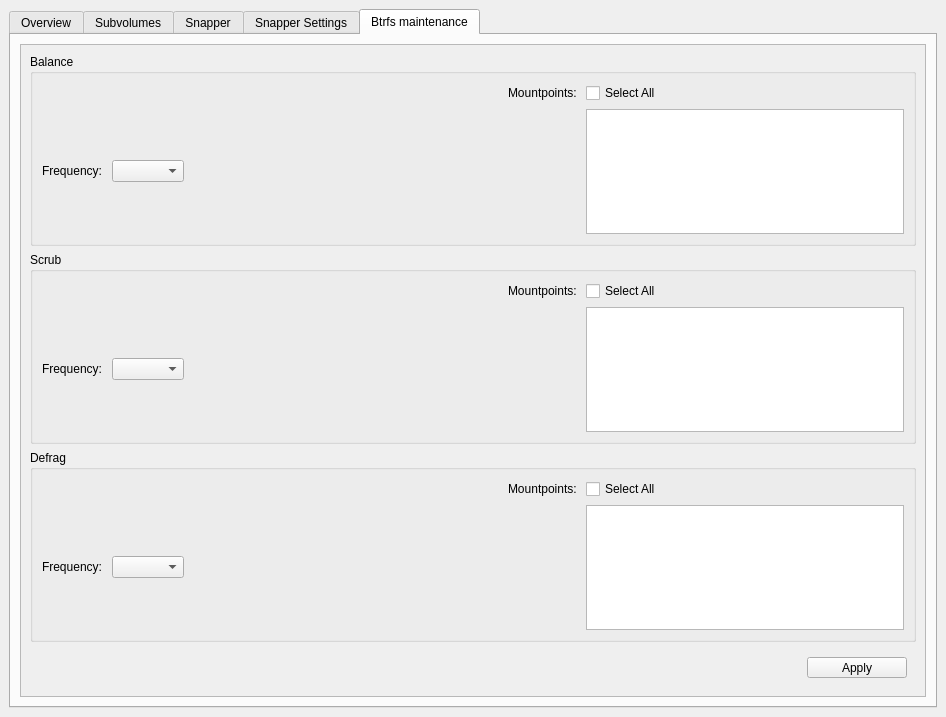
First picture: the form in src/ui/MainWindow.ui, repository bkmo/btrfs-assistant-bkmo, before the edit.
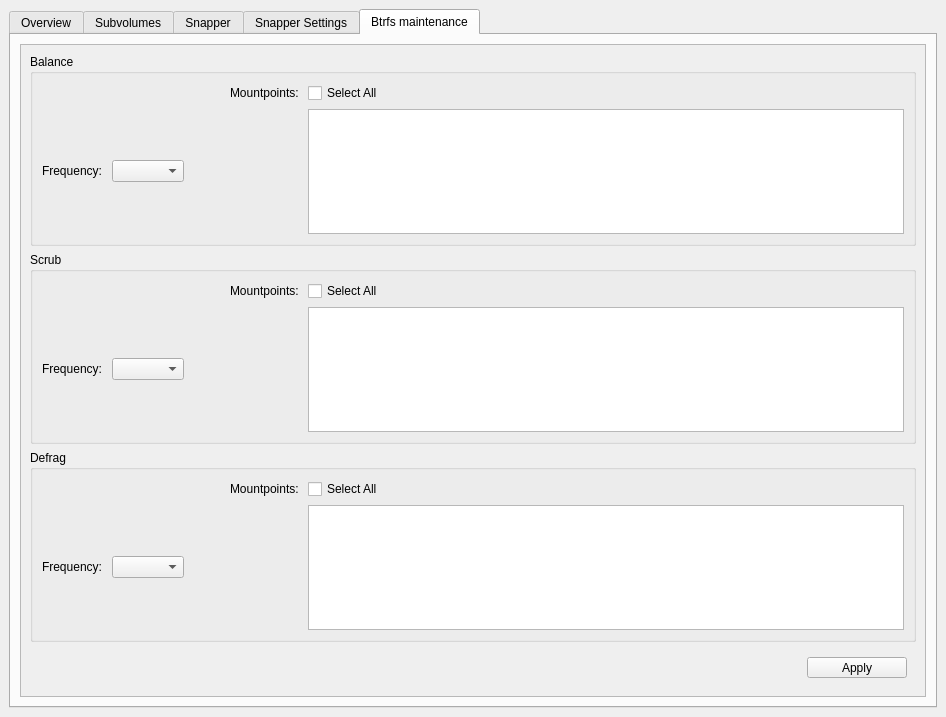
Second picture: the form after the edit. The open tabs and pages were chosen to show the change. Icons and pictures are not drawn. Custom widgets are drawn as their Qt base class.

Commit message: Small formatting change to give more space to mountpoints

```diff
--- a/src/ui/MainWindow.ui
+++ b/src/ui/MainWindow.ui
@@ -1364,6 +1364,9 @@
                  <property name="orientation">
                   <enum>Qt::Horizontal</enum>
                  </property>
+                 <property name="sizeType">
+                  <enum>QSizePolicy::Preferred</enum>
+                 </property>
                  <property name="sizeHint" stdset="0">
                   <size>
                    <width>40</width>
@@ -1438,6 +1441,9 @@
                  <property name="orientation">
                   <enum>Qt::Horizontal</enum>
                  </property>
+                 <property name="sizeType">
+                  <enum>QSizePolicy::Preferred</enum>
+                 </property>
                  <property name="sizeHint" stdset="0">
                   <size>
                    <width>40</width>
@@ -1522,6 +1528,9 @@
                  <property name="orientation">
                   <enum>Qt::Horizontal</enum>
                  </property>
+                 <property name="sizeType">
+                  <enum>QSizePolicy::Preferred</enum>
+                 </property>
                  <property name="sizeHint" stdset="0">
                   <size>
                    <width>40</width>
```
Left out of the diff: 26 changed lines with no effect on the pictures.
